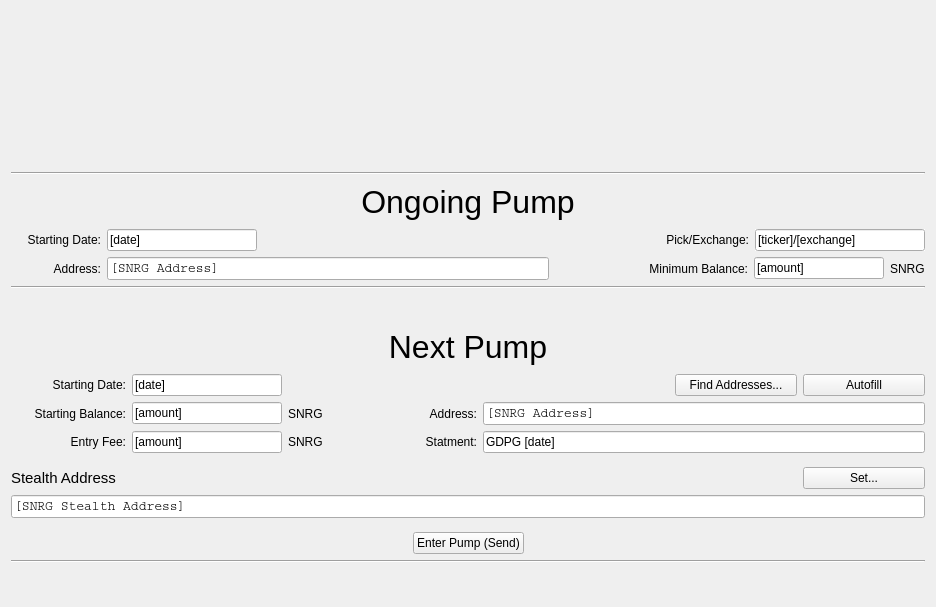
Grandpa-Jones/Synergy, file src/qt/forms/pumppage.ui: the form before one commit.
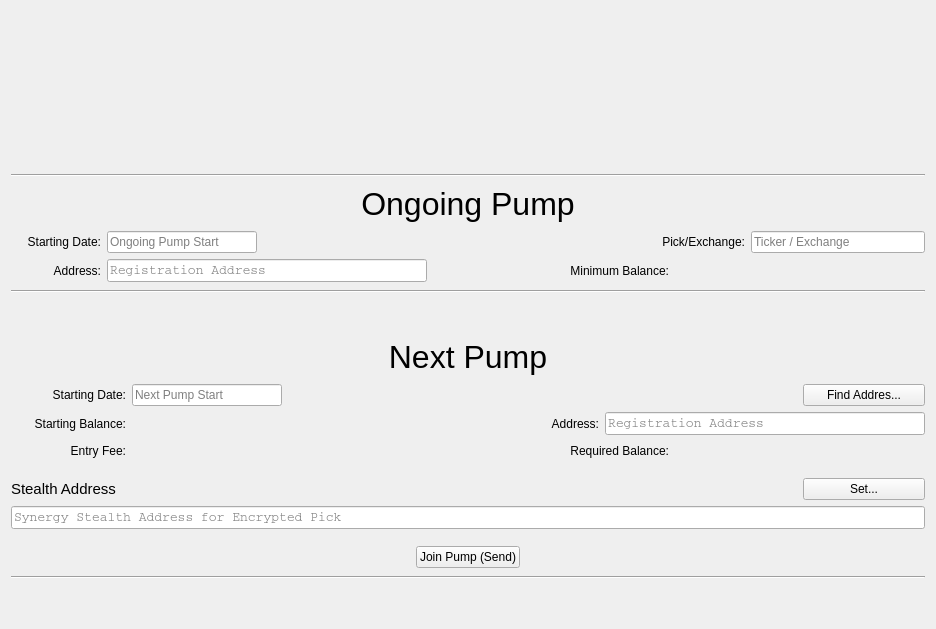
The form after the commit. Custom widgets are drawn as their Qt base class.

Commit message: Pump group beta and new distribution

```diff
--- a/src/qt/forms/pumppage.ui
+++ b/src/qt/forms/pumppage.ui
@@ -7,7 +7,7 @@
     <x>0</x>
     <y>0</y>
     <width>936</width>
-    <height>607</height>
+    <height>629</height>
    </rect>
   </property>
   <property name="windowTitle">
@@ -116,7 +116,13 @@
               </size>
              </property>
              <property name="text">
-              <string>[date]</string>
+              <string/>
+             </property>
+             <property name="readOnly">
+              <bool>true</bool>
+             </property>
+             <property name="placeholderText">
+              <string>Ongoing Pump Start</string>
              </property>
             </widget>
            </item>
@@ -147,25 +153,25 @@
             <widget class="QLineEdit" name="lineEditPickOngoing">
              <property name="minimumSize">
               <size>
-               <width>170</width>
+               <width>174</width>
                <height>0</height>
               </size>
              </property>
              <property name="maximumSize">
               <size>
-               <width>170</width>
+               <width>174</width>
                <height>16777215</height>
               </size>
              </property>
-             <property name="autoFillBackground">
-              <bool>true</bool>
-             </property>
              <property name="text">
-              <string>[ticker]/[exchange]</string>
+              <string/>
              </property>
              <property name="readOnly">
               <bool>true</bool>
              </property>
+             <property name="placeholderText">
+              <string>Ticker / Exchange</string>
+             </property>
             </widget>
            </item>
           </layout>
@@ -194,13 +200,13 @@
           <widget class="QLineEdit" name="lineEditAddressOngoing">
            <property name="minimumSize">
             <size>
-             <width>442</width>
+             <width>320</width>
              <height>0</height>
             </size>
            </property>
            <property name="maximumSize">
             <size>
-             <width>442</width>
+             <width>320</width>
              <height>16777215</height>
             </size>
            </property>
@@ -211,7 +217,13 @@
             </font>
            </property>
            <property name="text">
-            <string>[SNRG Address]</string>
+            <string/>
+           </property>
+           <property name="readOnly">
+            <bool>true</bool>
+           </property>
+           <property name="placeholderText">
+            <string>Registration Address</string>
            </property>
           </widget>
          </item>
@@ -239,28 +251,18 @@
           </widget>
          </item>
          <item>
-          <widget class="QLineEdit" name="lineEditBalanceOngoing">
+          <widget class="BitcoinAmountField" name="btcamtBalanceOngoing" native="true">
            <property name="minimumSize">
             <size>
-             <width>130</width>
+             <width>250</width>
              <height>0</height>
             </size>
            </property>
            <property name="maximumSize">
             <size>
-             <width>130</width>
+             <width>250</width>
              <height>16777215</height>
             </size>
-           </property>
-           <property name="text">
-            <string>[amount]</string>
-           </property>
-          </widget>
-         </item>
-         <item>
-          <widget class="QLabel" name="label_12">
-           <property name="text">
-            <string>SNRG</string>
            </property>
           </widget>
          </item>
@@ -363,7 +365,13 @@
             </size>
            </property>
            <property name="text">
-            <string>[date]</string>
+            <string/>
+           </property>
+           <property name="readOnly">
+            <bool>true</bool>
+           </property>
+           <property name="placeholderText">
+            <string>Next Pump Start</string>
            </property>
           </widget>
          </item>
@@ -395,26 +403,7 @@
             </size>
            </property>
            <property name="text">
-            <string>Find Addresses...</string>
-           </property>
-          </widget>
-         </item>
-         <item>
-          <widget class="QPushButton" name="btnAutofill">
-           <property name="minimumSize">
-            <size>
-             <width>122</width>
-             <height>0</height>
-            </size>
-           </property>
-           <property name="maximumSize">
-            <size>
-             <width>118</width>
-             <height>16777215</height>
-            </size>
-           </property>
-           <property name="text">
-            <string>Autofill</string>
+            <string>Find Addres...</string>
            </property>
           </widget>
          </item>
@@ -448,28 +437,18 @@
           </widget>
          </item>
          <item>
-          <widget class="QLineEdit" name="lineEditBalanceNext">
+          <widget class="BitcoinAmountField" name="btcamtBalanceNext" native="true">
            <property name="minimumSize">
             <size>
-             <width>150</width>
+             <width>250</width>
              <height>0</height>
             </size>
            </property>
            <property name="maximumSize">
             <size>
-             <width>150</width>
+             <width>250</width>
              <height>16777215</height>
             </size>
-           </property>
-           <property name="text">
-            <string>[amount]</string>
-           </property>
-          </widget>
-         </item>
-         <item>
-          <widget class="QLabel" name="label_11">
-           <property name="text">
-            <string>SNRG</string>
            </property>
           </widget>
          </item>
@@ -506,7 +485,7 @@
           <widget class="QLineEdit" name="lineEditAddressNext">
            <property name="minimumSize">
             <size>
-             <width>442</width>
+             <width>320</width>
              <height>0</height>
             </size>
            </property>
@@ -523,7 +502,13 @@
             </font>
            </property>
            <property name="text">
-            <string>[SNRG Address]</string>
+            <string/>
+           </property>
+           <property name="readOnly">
+            <bool>true</bool>
+           </property>
+           <property name="placeholderText">
+            <string>Registration Address</string>
            </property>
           </widget>
          </item>
@@ -548,28 +533,18 @@
           </widget>
          </item>
          <item>
-          <widget class="QLineEdit" name="lineEditAmount">
+          <widget class="BitcoinAmountField" name="btcamtAmount" native="true">
            <property name="minimumSize">
             <size>
-             <width>150</width>
+             <width>250</width>
              <height>0</height>
             </size>
            </property>
            <property name="maximumSize">
             <size>
-             <width>150</width>
+             <width>250</width>
              <height>16777215</height>
             </size>
-           </property>
-           <property name="text">
-            <string>[amount]</string>
-           </property>
-          </widget>
-         </item>
-         <item>
-          <widget class="QLabel" name="label_10">
-           <property name="text">
-            <string>SNRG</string>
            </property>
           </widget>
          </item>
@@ -590,12 +565,12 @@
           <widget class="QLabel" name="label_9">
            <property name="minimumSize">
             <size>
-             <width>70</width>
+             <width>80</width>
              <height>0</height>
             </size>
            </property>
            <property name="text">
-            <string>Statment:</string>
+            <string>Required Balance:</string>
            </property>
            <property name="alignment">
             <set>Qt::AlignRight|Qt::AlignTrailing|Qt::AlignVCenter</set>
@@ -603,22 +578,19 @@
           </widget>
          </item>
          <item>
-          <widget class="QLineEdit" name="lineEditNarration">
+          <widget class="BitcoinAmountField" name="btcamtRequired" native="true">
            <property name="minimumSize">
             <size>
-             <width>442</width>
+             <width>250</width>
              <height>0</height>
             </size>
            </property>
            <property name="maximumSize">
             <size>
-             <width>445</width>
+             <width>250</width>
              <height>16777215</height>
             </size>
            </property>
-           <property name="text">
-            <string>GDPG [date]</string>
-           </property>
           </widget>
          </item>
         </layout>
@@ -711,7 +683,13 @@
             </font>
            </property>
            <property name="text">
-            <string>[SNRG Stealth Address]</string>
+            <string/>
+           </property>
+           <property name="readOnly">
+            <bool>true</bool>
+           </property>
+           <property name="placeholderText">
+            <string>Synergy Stealth Address for Encrypted Pick</string>
            </property>
           </widget>
          </item>
@@ -748,7 +726,7 @@
          <item>
           <widget class="QPushButton" name="pushButton_2">
            <property name="text">
-            <string>Enter Pump (Send)</string>
+            <string>Join Pump (Send)</string>
            </property>
           </widget>
          </item>
@@ -806,6 +784,13 @@
    </item>
   </layout>
  </widget>
+ <customwidgets>
+  <customwidget>
+   <class>BitcoinAmountField</class>
+   <extends>QWidget</extends>
+   <header>bitcoinamountfield.h</header>
+  </customwidget>
+ </customwidgets>
  <resources/>
  <connections/>
 </ui>
```
Left out of the diff: 7 changed lines with no effect on the pictures. The commit also changes 117 other files.
